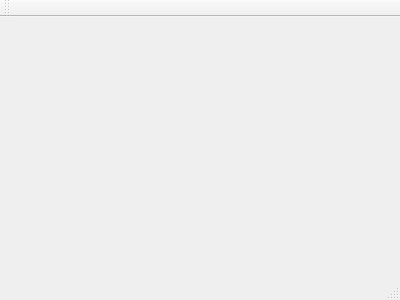
Qt form mainwindow.ui (guitartsword/Proyecto-Orga) before a commit.
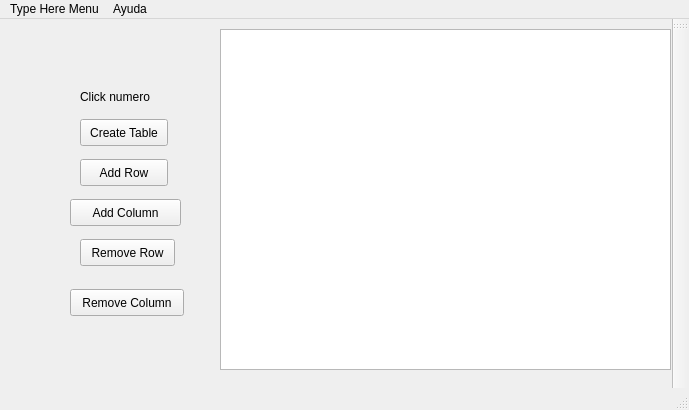
The same form after that commit.

What changed in the file:
```diff
--- a/mainwindow.ui
+++ b/mainwindow.ui
@@ -1,24 +1,233 @@
 <ui version="4.0">
  <class>MainWindow</class>
- <widget class="QMainWindow" name="MainWindow" >
-  <property name="geometry" >
+ <widget class="QMainWindow" name="MainWindow">
+  <property name="geometry">
    <rect>
     <x>0</x>
     <y>0</y>
-    <width>400</width>
-    <height>300</height>
+    <width>689</width>
+    <height>410</height>
    </rect>
   </property>
   <property name="windowTitle" >
    <string>MainWindow</string>
   </property>
-  <widget class="QMenuBar" name="menuBar" />
-  <widget class="QToolBar" name="mainToolBar" />
-  <widget class="QWidget" name="centralWidget" />
-  <widget class="QStatusBar" name="statusBar" />
+  <widget class="QWidget" name="centralWidget">
+   <widget class="QPushButton" name="pushButton">
+    <property name="geometry">
+     <rect>
+      <x>80</x>
+      <y>100</y>
+      <width>88</width>
+      <height>27</height>
+     </rect>
+    </property>
+    <property name="text">
+     <string>Create Table</string>
+    </property>
+   </widget>
+   <widget class="QLabel" name="clickcount">
+    <property name="geometry">
+     <rect>
+      <x>80</x>
+      <y>70</y>
+      <width>111</width>
+      <height>16</height>
+     </rect>
+    </property>
+    <property name="text">
+     <string>Click numero</string>
+    </property>
+   </widget>
+   <widget class="QTableWidget" name="tableWidget">
+    <property name="geometry">
+     <rect>
+      <x>220</x>
+      <y>10</y>
+      <width>451</width>
+      <height>341</height>
+     </rect>
+    </property>
+   </widget>
+   <widget class="QPushButton" name="bu_addRow">
+    <property name="geometry">
+     <rect>
+      <x>80</x>
+      <y>140</y>
+      <width>88</width>
+      <height>27</height>
+     </rect>
+    </property>
+    <property name="text">
+     <string>Add Row</string>
+    </property>
+   </widget>
+   <widget class="QPushButton" name="bu_removeRow">
+    <property name="geometry">
+     <rect>
+      <x>80</x>
+      <y>220</y>
+      <width>95</width>
+      <height>27</height>
+     </rect>
+    </property>
+    <property name="text">
+     <string>Remove Row</string>
+    </property>
+   </widget>
+   <widget class="QPushButton" name="bu_addColumn">
+    <property name="geometry">
+     <rect>
+      <x>70</x>
+      <y>180</y>
+      <width>111</width>
+      <height>27</height>
+     </rect>
+    </property>
+    <property name="text">
+     <string>Add Column</string>
+    </property>
+   </widget>
+   <widget class="QPushButton" name="bu_removeColumn">
+    <property name="geometry">
+     <rect>
+      <x>70</x>
+      <y>270</y>
+      <width>114</width>
+      <height>27</height>
+     </rect>
+    </property>
+    <property name="autoFillBackground">
+     <bool>false</bool>
+    </property>
+    <property name="text">
+     <string>Remove Column</string>
+    </property>
+   </widget>
+  </widget>
+  <widget class="QMenuBar" name="menuBar">
+   <property name="geometry">
+    <rect>
+     <x>0</x>
+     <y>0</y>
+     <width>689</width>
+     <height>24</height>
+    </rect>
+   </property>
+   <widget class="QMenu" name="menuType_Here_Menu">
+    <property name="title">
+     <string>Type Here Menu</string>
+    </property>
+    <addaction name="actionAlgo_aqui"/>
+    <addaction name="actionOtracosa_aqui"/>
+    <addaction name="actionNo_se_que_aqui"/>
+    <addaction name="actionAgregar"/>
+    <addaction name="actionModificar"/>
+    <addaction name="actionEliminar"/>
+    <addaction name="actionGuardar"/>
+    <addaction name="actionInformacion"/>
+    <addaction name="actionEditar"/>
+    <addaction name="actionCorrer"/>
+    <addaction name="actionSaltar"/>
+   </widget>
+   <widget class="QMenu" name="menuAyuda">
+    <property name="title">
+     <string>Ayuda</string>
+    </property>
+    <addaction name="actionAcerca"/>
+    <addaction name="actionManual"/>
+    <addaction name="actionCodigo_Fuente"/>
+    <addaction name="actionVersion"/>
+   </widget>
+   <addaction name="menuType_Here_Menu"/>
+   <addaction name="menuAyuda"/>
+  </widget>
+  <widget class="QToolBar" name="mainToolBar">
+   <attribute name="toolBarArea">
+    <enum>RightToolBarArea</enum>
+   </attribute>
+   <attribute name="toolBarBreak">
+    <bool>false</bool>
+   </attribute>
+  </widget>
+  <widget class="QStatusBar" name="statusBar"/>
+  <action name="actionAlgo_aqui">
+   <property name="text">
+    <string>algo aqui</string>
+   </property>
+  </action>
+  <action name="actionOtracosa_aqui">
+   <property name="text">
+    <string>otracosa aqui</string>
+   </property>
+  </action>
+  <action name="actionNo_se_que_aqui">
+   <property name="text">
+    <string>no se que aqui</string>
+   </property>
+  </action>
+  <action name="actionAgregar">
+   <property name="text">
+    <string>agregar</string>
+   </property>
+  </action>
+  <action name="actionModificar">
+   <property name="text">
+    <string>modificar</string>
+   </property>
+  </action>
+  <action name="actionEliminar">
+   <property name="text">
+    <string>eliminar</string>
+   </property>
+  </action>
+  <action name="actionGuardar">
+   <property name="text">
+    <string>guardar</string>
+   </property>
+  </action>
+  <action name="actionInformacion">
+   <property name="text">
+    <string>informacion</string>
+   </property>
+  </action>
+  <action name="actionEditar">
+   <property name="text">
+    <string>editar</string>
+   </property>
+  </action>
+  <action name="actionCorrer">
+   <property name="text">
+    <string>correr</string>
+   </property>
+  </action>
+  <action name="actionSaltar">
+   <property name="text">
+    <string>saltar</string>
+   </property>
+  </action>
+  <action name="actionAcerca">
+   <property name="text">
+    <string>acerca</string>
+   </property>
+  </action>
+  <action name="actionManual">
+   <property name="text">
+    <string>Manual</string>
+   </property>
+  </action>
+  <action name="actionCodigo_Fuente">
+   <property name="text">
+    <string>Codigo Fuente</string>
+   </property>
+  </action>
+  <action name="actionVersion">
+   <property name="text">
+    <string>Version</string>
+   </property>
+  </action>
  </widget>
- <layoutDefault spacing="6" margin="11" />
- <pixmapfunction></pixmapfunction>
+ <layoutdefault spacing="6" margin="11"/>
  <resources/>
  <connections/>
 </ui>
```
Left out of the diff: 3 changed lines with no effect on the pictures.
